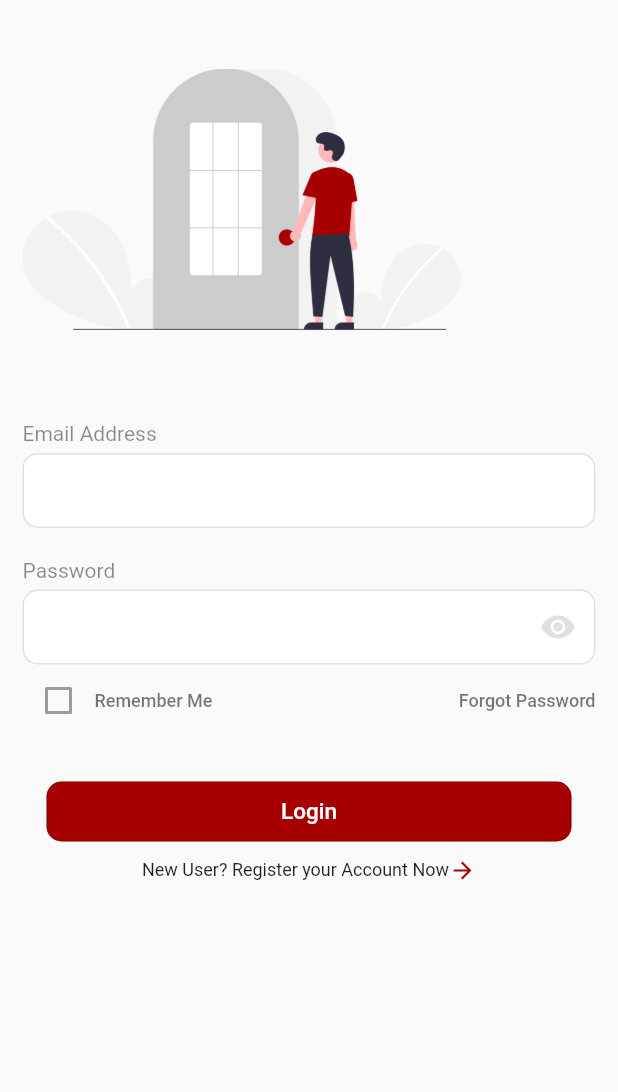
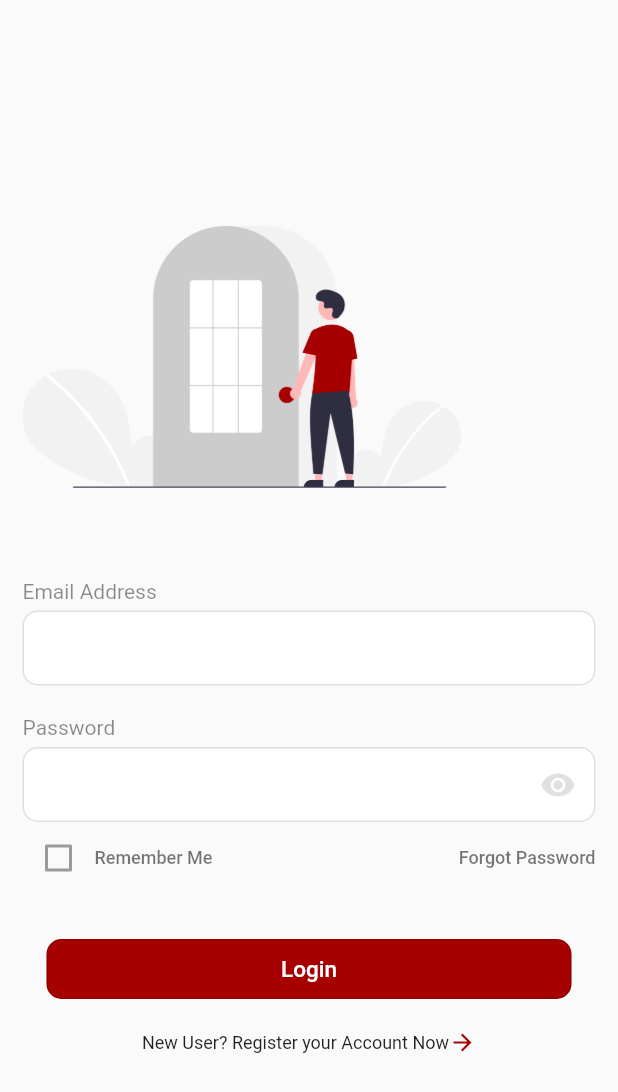
Before and after one commit to richieoscar/tradebybarter, a Flutter app: the LoginScreen screen opened directly, on a phone screen of 412 x 824 dp. Shown: the top 1092 px of the screen. Run offline on Flutter 3.47's test engine with Material 2 defaults, Android fonts, the phone set to English and light mode, and no system bars; our stand-ins replace accordion, csc_picker, dots_indicator, flutter_otp_text_field, google_maps_flutter, hexcolor and 3 more; accounts and stored records are empty; Roboto replaces fonts that are missing (Poppins).

Commit message:
fixed conflicts

```diff
--- a/lib/main.dart
+++ b/lib/main.dart
@@ -44,7 +44,7 @@ class _SplashScreenState extends State<SplashScreen> {
       Navigator.pushReplacement(
           context,
           MaterialPageRoute(
-            builder: (context) => VerifyScreen(),
+            builder: (context) => OnBoardScreen(),
           ));
     });
     super.initState();
--- a/lib/screens/login-screen.dart
+++ b/lib/screens/login-screen.dart
@@ -29,6 +29,7 @@ class _LoginState extends State<LoginScreen> {
         child: Center(
           child: Padding(
             padding: EdgeInsets.all(15.0),
+            child: SingleChildScrollView(
               child: Column(
                 crossAxisAlignment: CrossAxisAlignment.start,
                 children: [
@@ -36,8 +37,7 @@ class _LoginState extends State<LoginScreen> {
                     height: 30,
                   ),
                   Positioned(
-                  child: SingleChildScrollView(
-                    child: Container(
+                    child:  Container(
                         width: 292.0,
                         height: 176.0,
                         child: Hero(
@@ -45,7 +45,7 @@ class _LoginState extends State<LoginScreen> {
                           child: Image.asset("images/login.png"),
                         ),
                       ),
-                  ),
+
                     left: 49.0,
                     top: 111.0,
                   ),
@@ -180,7 +180,7 @@ class _LoginState extends State<LoginScreen> {
                     ),
                   ),
                   SizedBox(
-                  height: 10,
+                    height: 20,
                   ),
                   Row(
                     mainAxisAlignment: MainAxisAlignment.center,
@@ -209,6 +209,7 @@ class _LoginState extends State<LoginScreen> {
             ),
           ),
         ),
+      ),
     );
   }
 }
```
Also changed, not shown: lib/screens/signUp.dart (+7 -3 lines). Lines whose indentation alone changed are shown as unchanged.
